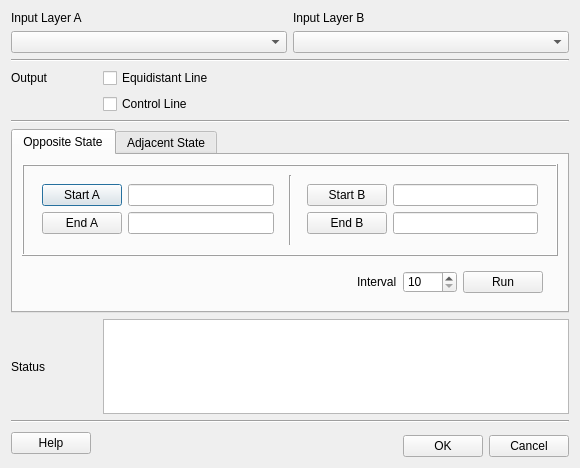
This is eq_distant_dialog_base.ui in ivanbusthomi/EqDistant as Qt 5 draws it before an edit. The edited form follows.
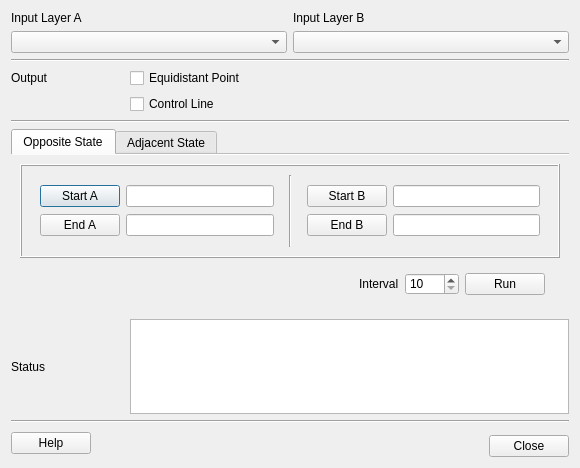
This is the edited form.

```diff
--- a/eq_distant_dialog_base.ui
+++ b/eq_distant_dialog_base.ui
@@ -14,7 +14,7 @@
    <string>Dialog</string>
   </property>
   <layout class="QGridLayout" name="gridLayout_4">
-   <item row="0" column="0" colspan="6">
+   <item row="0" column="0" colspan="5">
     <layout class="QGridLayout" name="gridLayout">
      <item row="0" column="0">
       <widget class="QLabel" name="labelB_2">
@@ -38,8 +38,11 @@
      </item>
     </layout>
    </item>
-   <item row="5" column="0" colspan="6">
+   <item row="5" column="0" colspan="5">
     <widget class="QTabWidget" name="tabMenu">
+     <property name="enabled">
+      <bool>true</bool>
+     </property>
      <property name="tabPosition">
       <enum>QTabWidget::North</enum>
      </property>
@@ -49,6 +52,15 @@
      <property name="currentIndex">
       <number>0</number>
      </property>
+     <property name="documentMode">
+      <bool>true</bool>
+     </property>
+     <property name="tabsClosable">
+      <bool>false</bool>
+     </property>
+     <property name="movable">
+      <bool>false</bool>
+     </property>
      <widget class="QWidget" name="opposite">
       <attribute name="title">
        <string>Opposite State</string>
@@ -464,7 +476,7 @@
      </property>
     </widget>
    </item>
-   <item row="13" column="1" colspan="5">
+   <item row="13" column="1" colspan="4">
     <widget class="QTextBrowser" name="textBrowser">
      <property name="maximumSize">
       <size>
@@ -474,15 +486,15 @@
      </property>
     </widget>
    </item>
-   <item row="14" column="0" colspan="6">
+   <item row="14" column="0" colspan="5">
     <widget class="Line" name="line_5">
      <property name="orientation">
       <enum>Qt::Horizontal</enum>
      </property>
     </widget>
    </item>
-   <item row="16" column="5">
-    <widget class="QPushButton" name="btnCancel">
+   <item row="16" column="4">
+    <widget class="QPushButton" name="btnClose">
      <property name="maximumSize">
       <size>
        <width>80</width>
@@ -490,7 +502,7 @@
       </size>
      </property>
      <property name="text">
-      <string>Cancel</string>
+      <string>Close</string>
      </property>
     </widget>
    </item>
@@ -507,19 +519,6 @@
      </property>
     </widget>
    </item>
-   <item row="16" column="4">
-    <widget class="QPushButton" name="btnOk">
-     <property name="maximumSize">
-      <size>
-       <width>80</width>
-       <height>16777215</height>
-      </size>
-     </property>
-     <property name="text">
-      <string>OK</string>
-     </property>
-    </widget>
-   </item>
    <item row="15" column="2" rowspan="2" colspan="2">
     <spacer name="horizontalSpacer">
      <property name="orientation">
@@ -533,7 +532,7 @@
      </property>
     </spacer>
    </item>
-   <item row="1" column="0" colspan="6">
+   <item row="1" column="0" colspan="5">
     <widget class="Line" name="line_2">
      <property name="orientation">
       <enum>Qt::Horizontal</enum>
@@ -550,7 +549,7 @@
    <item row="2" column="1">
     <widget class="QCheckBox" name="checkBox_eLine">
      <property name="text">
-      <string>Equidistant Line</string>
+      <string>Equidistant Point</string>
      </property>
     </widget>
    </item>
@@ -561,7 +560,7 @@
      </property>
     </widget>
    </item>
-   <item row="4" column="0" colspan="6">
+   <item row="4" column="0" colspan="5">
     <widget class="Line" name="line_4">
      <property name="orientation">
       <enum>Qt::Horizontal</enum>
```
